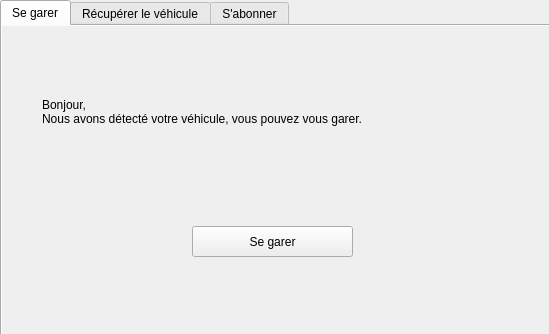
matthieupenchenat81/DreamPark, file UI/UIHome.ui: the form before one commit.
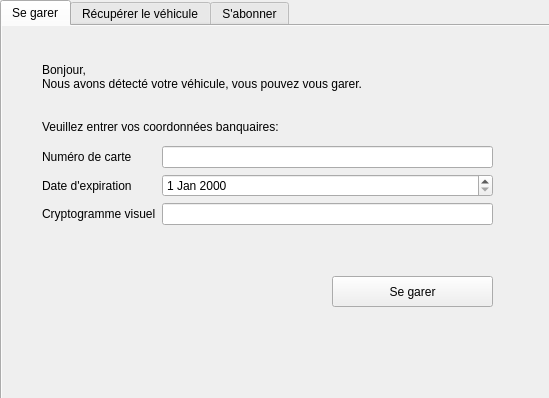
The form after the commit. The open tabs and pages were chosen to show the change.

Patch:
```diff
--- a/UI/UIHome.ui
+++ b/UI/UIHome.ui
@@ -7,7 +7,7 @@
     <x>0</x>
     <y>0</y>
     <width>549</width>
-    <height>334</height>
+    <height>398</height>
    </rect>
   </property>
   <property name="windowTitle">
@@ -379,7 +379,7 @@
       <x>0</x>
       <y>0</y>
       <width>551</width>
-      <height>341</height>
+      <height>421</height>
      </rect>
     </property>
     <property name="accessibleDescription">
@@ -403,7 +403,7 @@
        <x>0</x>
        <y>0</y>
        <width>551</width>
-       <height>341</height>
+       <height>411</height>
       </rect>
      </property>
      <property name="toolTip">
@@ -428,8 +428,8 @@
       <widget class="QPushButton" name="btn_teleport_2">
        <property name="geometry">
         <rect>
-         <x>190</x>
-         <y>200</y>
+         <x>330</x>
+         <y>250</y>
          <width>161</width>
          <height>31</height>
         </rect>
@@ -444,7 +444,7 @@
          <x>40</x>
          <y>20</y>
          <width>441</width>
-         <height>131</height>
+         <height>61</height>
         </rect>
        </property>
        <property name="text">
@@ -452,6 +452,61 @@
 Nous avons détecté votre véhicule, vous pouvez vous garer. </string>
        </property>
       </widget>
+      <widget class="QWidget" name="formLayoutWidget_3">
+       <property name="geometry">
+        <rect>
+         <x>40</x>
+         <y>120</y>
+         <width>451</width>
+         <height>113</height>
+        </rect>
+       </property>
+       <layout class="QFormLayout" name="formLayout_3">
+        <item row="0" column="0">
+         <widget class="QLabel" name="numCardLabel">
+          <property name="text">
+           <string>Numéro de carte</string>
+          </property>
+         </widget>
+        </item>
+        <item row="0" column="1">
+         <widget class="QLineEdit" name="input_numCarte"/>
+        </item>
+        <item row="1" column="0">
+         <widget class="QLabel" name="expirationDateLabel">
+          <property name="text">
+           <string>Date d'expiration</string>
+          </property>
+         </widget>
+        </item>
+        <item row="1" column="1">
+         <widget class="QDateEdit" name="input_dateExpiration"/>
+        </item>
+        <item row="2" column="0">
+         <widget class="QLabel" name="cryptogrammeVisuelLabel_2">
+          <property name="text">
+           <string>Cryptogramme visuel</string>
+          </property>
+         </widget>
+        </item>
+        <item row="2" column="1">
+         <widget class="QLineEdit" name="input_cryptogrammeVisuel"/>
+        </item>
+       </layout>
+      </widget>
+      <widget class="QLabel" name="label_10">
+       <property name="geometry">
+        <rect>
+         <x>40</x>
+         <y>90</y>
+         <width>301</width>
+         <height>21</height>
+        </rect>
+       </property>
+       <property name="text">
+        <string>Veuillez entrer vos coordonnées banquaires: </string>
+       </property>
+      </widget>
      </widget>
      <widget class="QWidget" name="tab_4">
       <property name="autoFillBackground">
```
Left out of the diff: 45 changed lines with no effect on the pictures.
